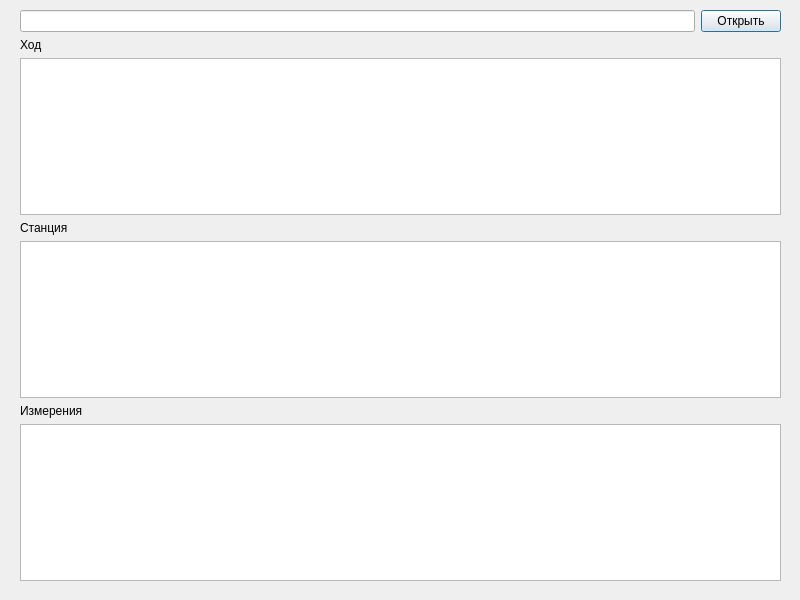
First picture: the form in TraverceM5/traverce.ui, repository littlejah/TraverceM5, before the edit.
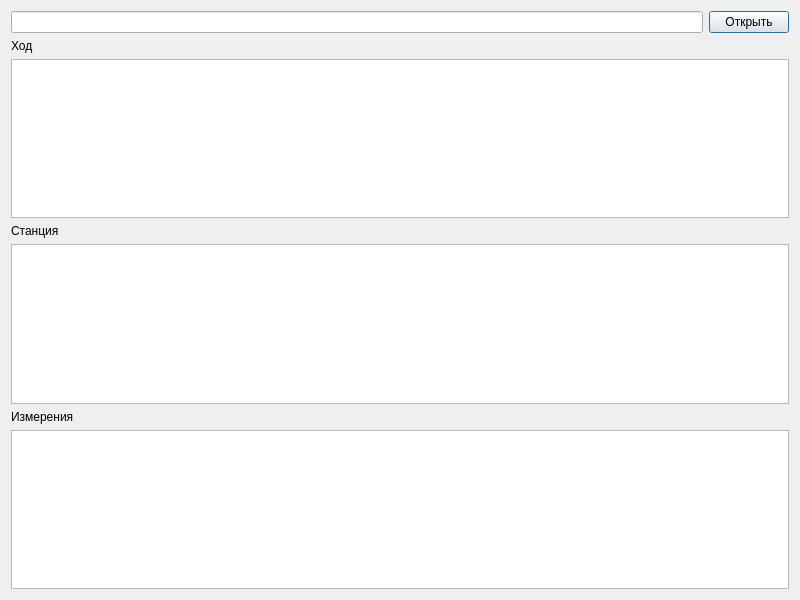
Second picture: the form after the edit.

```diff
--- a/TraverceM5/traverce.ui
+++ b/TraverceM5/traverce.ui
@@ -13,15 +13,8 @@
   <property name="windowTitle">
    <string>Traverce</string>
   </property>
-  <widget class="QWidget" name="gridLayoutWidget">
-   <property name="geometry">
-    <rect>
-     <x>20</x>
-     <y>10</y>
-     <width>761</width>
-     <height>571</height>
-    </rect>
-   </property>
+  <layout class="QGridLayout" name="gridLayout_2">
+   <item row="0" column="0">
    <layout class="QGridLayout" name="gridLayout">
     <item row="2" column="0">
      <widget class="QLabel" name="label">
@@ -68,7 +61,8 @@
      <widget class="QTableView" name="ObservationTable"/>
     </item>
    </layout>
-  </widget>
+   </item>
+  </layout>
  </widget>
  <resources/>
  <connections/>
```
Lines whose indentation alone changed are shown as unchanged.
